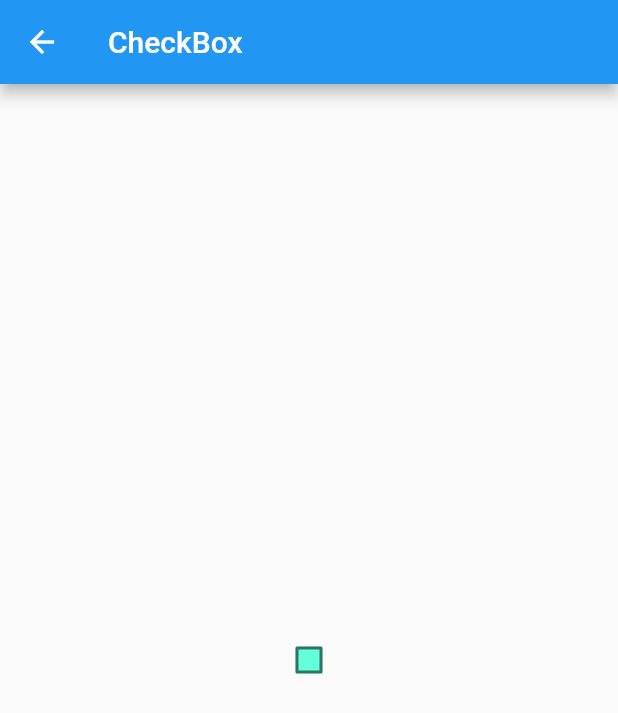
After one commit to roshanman/hello_flutter, a Flutter app: the screen it shows after launch, after a tap on an icon or button, on a phone screen of 412 x 824 dp. The commit adds this screen. Shown: the top 713 px of the screen. Run offline on Flutter 3.47's test engine with Material 2 defaults, Android fonts, the phone set to English and light mode, and no system bars.

Commit message:
Checkbox Widget

```diff
--- /dev/null
+++ b/lib/check_box.dart
@@ -0,0 +1,45 @@
+import 'base_demo.dart';
+import 'package:flutter/material.dart';
+
+class CheckBoxDemo extends StatefulWidget implements MyDemo {
+  final String title;
+
+  const CheckBoxDemo({Key? key, required this.title}) : super(key: key);
+
+  @override
+  Widget getDemoPage() {
+    return this;
+  }
+
+  @override
+  State<CheckBoxDemo> createState() => CheckBoxDemoState();
+}
+
+class CheckBoxDemoState extends State<CheckBoxDemo> {
+  bool _checked = false;
+
+  @override
+  Widget build(BuildContext context) {
+    return Scaffold(
+      appBar: AppBar(
+        title: const Text("CheckBox"),
+      ),
+      body: Center(
+        child: Checkbox(
+          fillColor: MaterialStateProperty.all(Colors.tealAccent),
+          hoverColor: Colors.purple,
+          overlayColor: MaterialStateProperty.all(Colors.green),
+          focusColor: Colors.blue,
+          activeColor: Colors.yellow,
+          checkColor: Colors.red,
+          value: _checked,
+          onChanged: (checked) {
+            setState(() {
+              _checked = checked ?? false;
+            });
+          },
+        ),
+      ),
+    );
+  }
+}
--- a/lib/demo_lists.dart
+++ b/lib/demo_lists.dart
@@ -45,8 +45,10 @@ import 'chips.dart';
 import 'animated_cross_fade.dart';
 import 'backdrop_filter.dart';
 import 'fitted_box.dart';
+import 'check_box.dart';
 
 final List<MyDemo> allDemos = [
+  const CheckBoxDemo(title: "CheckBox"),
   const FittedBoxDemo(title: "FittedBox"),
   const BackdropFilterDemo(title: "BackdropFilter"),
   const AnimatedCrossFadeDemo(title: "AnimatedCrossFade"),
```
